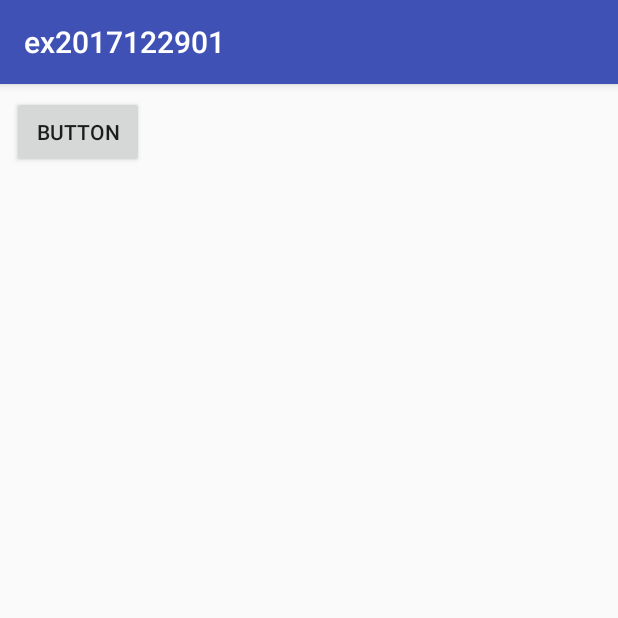
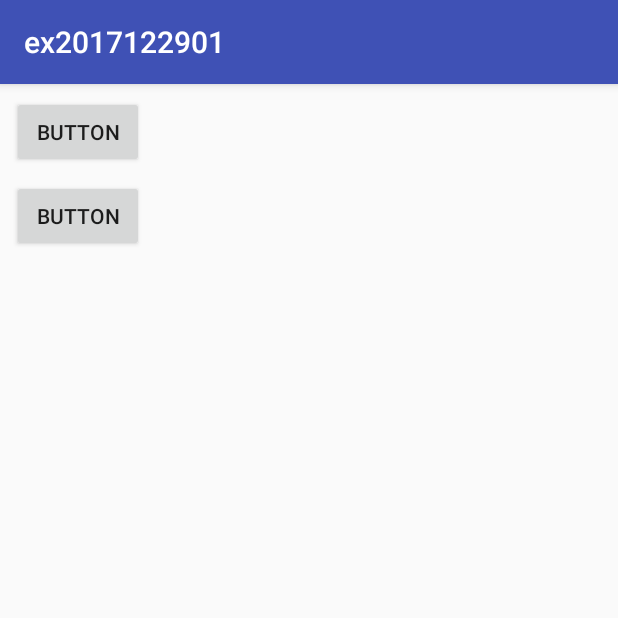
Before and after one commit to shiaoshia/ex2017122901, an Android app: the screen it shows after launch (MainActivity), on a phone screen of 412 x 824 dp, the top half of it. Run offline under Robolectric (Android 15) with nearby library versions, the phone set to English and light mode, and no system bars.

```diff
--- a/app/src/main/res/layout/activity_main.xml
+++ b/app/src/main/res/layout/activity_main.xml
@@ -16,4 +16,15 @@
         android:text="Button"
         app:layout_constraintStart_toStartOf="parent"
         app:layout_constraintTop_toTopOf="parent" />
+
+    <Button
+        android:id="@+id/button2"
+        android:layout_width="wrap_content"
+        android:layout_height="wrap_content"
+        android:layout_marginStart="8dp"
+        android:layout_marginTop="8dp"
+        android:onClick="click02"
+        android:text="Button"
+        app:layout_constraintStart_toStartOf="parent"
+        app:layout_constraintTop_toBottomOf="@+id/button" />
 </android.support.constraint.ConstraintLayout>
```
Also changed, not shown: app/src/main/java/tw/com/shiaoshia/ex2017122901/MainActivity.java (+11 -0 lines), app/src/main/java/tw/com/shiaoshia/ex2017122901/Main2Activity.java (line endings or trailing spaces).
